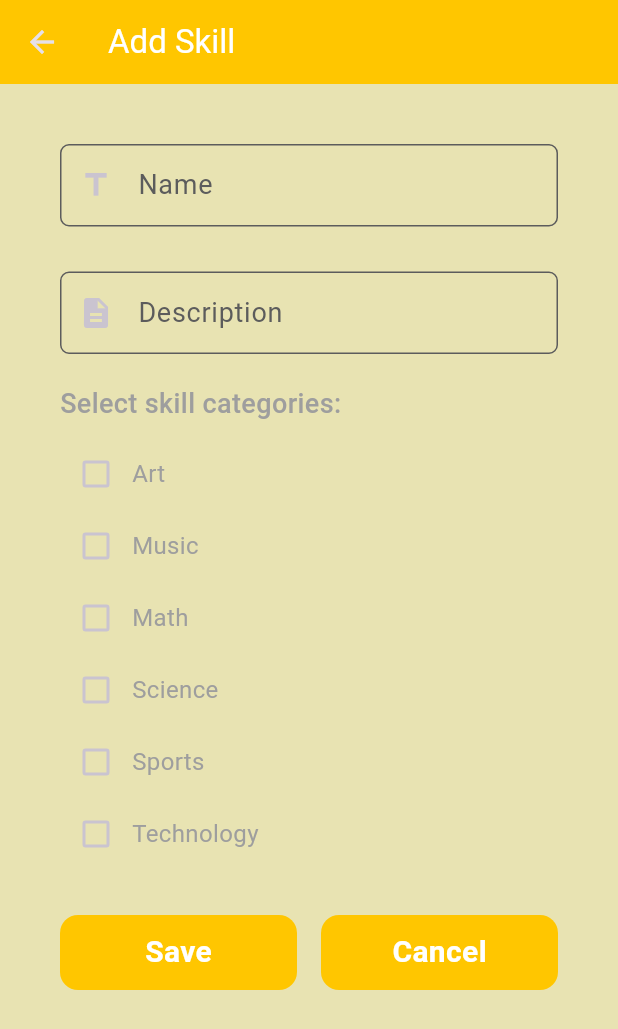
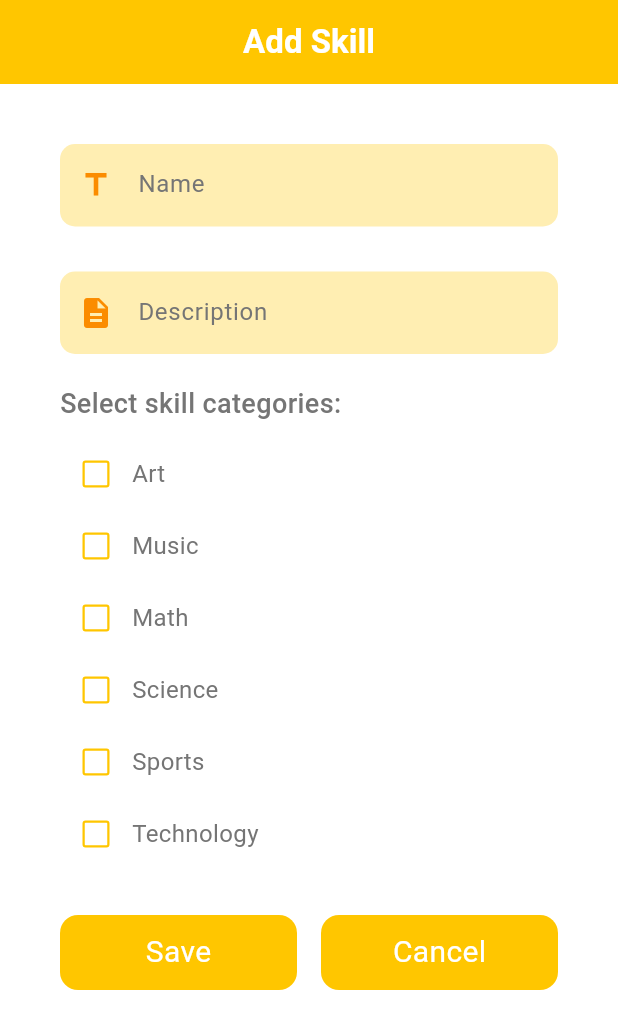
Before and after one commit to RobertAlexBarbu/SkillSwapApp, a Flutter app: the UserDetailsScreen screen opened directly, after a tap on the "add" icon, on a phone screen of 412 x 824 dp. Shown: the top 1029 px of the screen. Run offline on Flutter 3.47's test engine with Material 3 defaults, Android fonts, the phone set to English and light mode, and no system bars; our stand-ins replace cloud_firestore, firebase_auth, firebase_core, firebase_storage, get, image_picker; missing offline and left inert: flutter_image_slider; accounts and stored records are empty; network calls fail.

Commit message:
Ui added some designs

```diff
--- a/flutter-project/skill_swap/lib/main.dart
+++ b/flutter-project/skill_swap/lib/main.dart
@@ -28,7 +28,7 @@ class MyApp extends StatelessWidget {
     return GetMaterialApp(
       title: 'Skill Swap',
       theme: ThemeData.dark().copyWith(
-        scaffoldBackgroundColor: const Color.fromARGB(255, 232, 227, 178)
+        scaffoldBackgroundColor: Colors.white
       ),
       debugShowCheckedModeBanner: false ,
       home: const Login(),
--- a/flutter-project/skill_swap/lib/tabScreens/addNewSkill.dart
+++ b/flutter-project/skill_swap/lib/tabScreens/addNewSkill.dart
@@ -35,10 +35,14 @@ class _AddNewSkillState extends State<AddNewSkill> {
     return Scaffold(
       appBar: AppBar(
         backgroundColor:  Color.fromRGBO(255, 198, 0, 1),
-        title: const Text(
-          "Add Skill",
-          style: TextStyle(
-            color: Colors.white,
+        automaticallyImplyLeading: false,
+        title: Center(
+          child: const Text(
+            "Add Skill",
+            style: TextStyle(
+              color: Colors.white,
+              fontWeight: FontWeight.w600,
+            ),
           ),
         ),
       ),
@@ -52,11 +56,27 @@ class _AddNewSkillState extends State<AddNewSkill> {
               SizedBox(
                 width: MediaQuery.of(context).size.width -36,
                 height: 55,
-                child: CustomTextField(
-                  editingController: skillNameTextEditingController,
-                  lableText: "Name",
-                  iconData: Icons.title,
-                  isObsure: false,
+                child: TextFormField(
+                  controller: skillNameTextEditingController,
+                  textAlignVertical: TextAlignVertical.center,
+                          decoration: InputDecoration(
+                              constraints: const BoxConstraints(
+                                maxWidth: 360,
+                              ),
+                              filled: true,
+                              fillColor: Color.fromRGBO(255, 198, 0, 1).withOpacity(0.3),
+                              prefixIcon:  Icon(Icons.title,
+                                  color: Colors.orange.shade600),
+                              hintText: 'Name',
+                              hintStyle: TextStyle(
+                                  color: Colors.grey.shade600,
+                                  fontWeight: FontWeight.w400),
+                              border: OutlineInputBorder(
+                                  borderRadius: BorderRadius.circular(10),
+                                  borderSide: BorderSide.none,
+                              )),
+
+
                 ),
               ),
 
@@ -65,11 +85,25 @@ class _AddNewSkillState extends State<AddNewSkill> {
               SizedBox(
                 width: MediaQuery.of(context).size.width -36,
                 height: 55,
-                child: CustomTextField(
-                  editingController: skillDescriptionTextEditingController,
-                  lableText: "Description",
-                  iconData: Icons.description,
-                  isObsure: false,
+                child: TextFormField(
+                  controller: skillDescriptionTextEditingController,
+                   textAlignVertical: TextAlignVertical.center,
+                          decoration: InputDecoration(
+                              constraints: const BoxConstraints(
+                                maxWidth: 360,
+                              ),
+                              filled: true,
+                              fillColor: Color.fromRGBO(255, 198, 0, 1).withOpacity(0.3),
+                              prefixIcon:  Icon(Icons.description,
+                                  color: Colors.orange.shade600),
+                              hintText: 'Description',
+                              hintStyle: TextStyle(
+                                  color: Colors.grey.shade600,
+                                  fontWeight: FontWeight.w400),
+                              border: OutlineInputBorder(
+                                  borderRadius: BorderRadius.circular(10),
+                                  borderSide: BorderSide.none)),
+
                 ),
               ),
 
@@ -80,11 +114,11 @@ class _AddNewSkillState extends State<AddNewSkill> {
                 crossAxisAlignment: CrossAxisAlignment.start, // Align everything to the left
                 children:[
                   // Align the header to the left
-                  const Text(
+                   Text(
                     "Select skill categories:",
                     style: TextStyle(
                       fontSize: 18,
-                      color: Colors.grey,
+                      color: Colors.grey.shade600,
                       fontWeight: FontWeight.w500,
                     ),
                   ),
@@ -98,7 +132,11 @@ class _AddNewSkillState extends State<AddNewSkill> {
                         Checkbox(
                           value: selectedCategories[category],
                           activeColor: const Color.fromRGBO(255, 198, 0, 1), // Customize selected color
-                          checkColor: Colors.white, // Checkmark color
+                          checkColor: Colors.white,
+                          side: BorderSide(
+                            color: const Color.fromRGBO(255, 198, 0, 1), // Set the contour color
+                            width: 1.5,        // Set the border width
+                          ),// Checkmark color
                           onChanged: (bool? value) {
                             setState(() {
                               selectedCategories[category] = value ?? false;
@@ -107,8 +145,9 @@ class _AddNewSkillState extends State<AddNewSkill> {
                         ),
                         Text(
                           category,
-                          style: const TextStyle(
-                            color: Colors.grey,
+                          style:  TextStyle(
+                            color: Colors.grey.shade600,
+                            fontWeight: FontWeight.w400,
                             fontSize: 16, // Adjust font size for compact layout
                           ),
                         ),
@@ -178,7 +217,7 @@ class _AddNewSkillState extends State<AddNewSkill> {
                             style: TextStyle(
                               fontSize: 20,
                               color: Colors.white,
-                              fontWeight: FontWeight.bold,
+                              fontWeight: FontWeight.w400,
                             ),
                           ),
                         ),
@@ -207,7 +246,7 @@ class _AddNewSkillState extends State<AddNewSkill> {
                             style: TextStyle(
                               fontSize: 20,
                               color: Colors.white,
-                              fontWeight: FontWeight.bold,
+                              fontWeight: FontWeight.w400,
                             ),
                           ),
                         ),
--- a/flutter-project/skill_swap/lib/tabScreens/user_details_screen.dart
+++ b/flutter-project/skill_swap/lib/tabScreens/user_details_screen.dart
@@ -82,6 +82,7 @@ class _UserDetailsScreenState extends State<UserDetailsScreen> {
           "Profile",
           style: TextStyle(
             color: Colors.white,
+            fontWeight: FontWeight.w600,
           ),
         ),
         centerTitle: true,
@@ -110,11 +111,20 @@ class _UserDetailsScreenState extends State<UserDetailsScreen> {
                 width: MediaQuery.of(context).size.width * 0.4,  // Set the width of the image
                 height: MediaQuery.of(context).size.width * 0.4, // Set the height of the image (same as width to make it round)
                 decoration: BoxDecoration(
-                  shape: BoxShape.circle, // Makes the container a circle
+                  shape: BoxShape.circle,
+                  // Makes the container a circle
                   border: Border.all(
-                    color: Colors.white,  // Border color
+                    color:Colors.grey.shade600,  // Border color
                     width: 2.0,          // Border width
                   ),
+                  /*boxShadow: [
+                      BoxShadow(
+                      color: Colors.grey.shade100,
+                      spreadRadius: 8.0,
+                      blurRadius: 2.0,
+                      offset: Offset(3, 3)
+                    )
+                  ],*/
                 ),
                 child: ClipOval(
                   child: Image.network(
@@ -144,7 +154,7 @@ class _UserDetailsScreenState extends State<UserDetailsScreen> {
                           name!,
                           style: TextStyle(
                             fontSize: 20,
-                            color: Colors.white,
+                            color: Colors.grey.shade600,
                             fontWeight: FontWeight.bold,
                           ),
                         )
@@ -162,7 +172,7 @@ class _UserDetailsScreenState extends State<UserDetailsScreen> {
                             profileHeading!,
                             style: TextStyle(
                               fontSize: 14,
-                              color: Colors.white,
+                              color: Colors.grey.shade600,
                             ),
                             softWrap: true,
                             overflow: TextOverflow.visible,
@@ -175,11 +185,11 @@ class _UserDetailsScreenState extends State<UserDetailsScreen> {
                     Row(
                       mainAxisAlignment: MainAxisAlignment.start,
                       children: [
-                        const Text(
+                         Text(
                         "Contact: ",
                         style: TextStyle(
                           fontSize: 14,
-                          color: Colors.white,
+                          color: Colors.grey.shade600,
                           fontWeight: FontWeight.bold,
                         ),
                       ),
@@ -188,7 +198,7 @@ class _UserDetailsScreenState extends State<UserDetailsScreen> {
                         phoneNo!,
                         style: TextStyle(
                           fontSize: 14,
-                          color: Colors.white,
+                          color: Colors.grey.shade600,
                         ),
                       )
                       ],
@@ -200,11 +210,12 @@ class _UserDetailsScreenState extends State<UserDetailsScreen> {
                     Row(
                       mainAxisAlignment: MainAxisAlignment.start,
                       children: [
-                        const Text(
+                         Text(
                           "Age:  ",
                           style: TextStyle(
                             fontSize: 14,
-                            color: Colors.white,
+                            color: Colors.grey.shade600,
+                            fontWeight: FontWeight.bold,
                           ),
                         ),
 
@@ -212,7 +223,7 @@ class _UserDetailsScreenState extends State<UserDetailsScreen> {
                           age!,
                           style: TextStyle(
                             fontSize: 14,
-                            color: Colors.white,
+                            color: Colors.grey.shade600,
                           ),
                         )
                       ]
@@ -230,23 +241,21 @@ class _UserDetailsScreenState extends State<UserDetailsScreen> {
                   children: [
                     Text(
                       "Skills",
-                      style: const TextStyle(
+                      style:  TextStyle(
                         fontSize: 22,
-                        color: Colors.white,
+                        color: Colors.grey.shade600,
                         fontWeight: FontWeight.bold,
                       ),
                     ),
-                    const SizedBox(height: 10,),
 
-
-                    const SizedBox(height: 16),
+                    const SizedBox(height: 22),
 
                      // List of skills
                     skillsList.isEmpty
-                    ? const Center(
+                    ?  Center(
                         child: Text(
                           "No skills available",
-                          style: TextStyle(color: Colors.white),
+                          style: TextStyle(color: Colors.grey.shade600),
                         ),
                       )
                     : ListView.builder(
@@ -257,19 +266,70 @@ class _UserDetailsScreenState extends State<UserDetailsScreen> {
                           final skill = skillsList[index];
                           final categories = skill["categories"] ?? []; // Retrieve associated categories
                           return Padding(
-                            padding: const EdgeInsets.only(bottom: 10.0),
+                            padding: const EdgeInsets.only(bottom: 20.0),
                             child: Container(
-                            padding: const EdgeInsets.all(8.0),
-                            color: Colors.white.withOpacity(0.2),
-                            child: ListTile(
-                              title: Text(
-                                skill["skillName"] ?? "Skill Name",
-                                style: const TextStyle(
-                                  color: Colors.white,
-                                  fontSize: 20,
-                                  fontWeight: FontWeight.bold
+                              decoration: BoxDecoration(
+                                borderRadius: BorderRadius.circular(12),
+                                color: Color.fromRGBO(255, 198, 0, 1).withOpacity(0.3),
+                              ),
+                              padding: const EdgeInsets.all(6.0),
+                              child: ListTile(
+                              title: Row(
+                                children: [
+                                  Expanded(
+                                    child: Text(
+                                      skill["skillName"] ?? "Skill Name",
+                                      style:  TextStyle(
+                                        color: Colors.grey.shade600,
+                                        fontSize: 18,
+                                        fontWeight: FontWeight.bold
+                                        ),
+                                      overflow: TextOverflow.ellipsis
+                                    ),
                                   ),
+
+                                  //Spacer(flex: 1,),
+
+                                  /*Row(
+                                    children: [
+                                      //edit button
+                                      IconButton(
+                                        icon: const Icon(
+                                          Icons.edit,
+                                          color: Colors.white,
+                                          size: 20,
+                                        ),
+                                        onPressed: (){
+                                          //
+                                        },
+                                      ),
+                                        //delete button
+                                      IconButton(
+                                        icon:const Icon(
+                                          Icons.delete,
+                                          color: Colors.white,
+                                          size: 20,
+                                        ),
+                                        onPressed: (){
+                                          //
+                                        }
+                                      )
+                                    ],
+                                  ),*/
+                                  IconButton(
+                                  icon:  Icon(
+                                    Icons.more_vert, // Three dots icon
+                                    color: Colors.grey.shade600,
+                                  ),
+                                  padding: EdgeInsets.zero,
+                                  onPressed: () {
+                                    // Handle more options logic
+                                  },
+                                ),
+
+                                ],
                               ),
+
                               subtitle: Column(
                                 crossAxisAlignment: CrossAxisAlignment.start,
                                 children: [
@@ -278,8 +338,8 @@ class _UserDetailsScreenState extends State<UserDetailsScreen> {
                                       Expanded(
                                         child: Text(
                                           skill["skillDescription"] ?? "No Description",
-                                          style: const TextStyle(
-                                            color: Colors.white,
+                                          style:  TextStyle(
+                                            color: Colors.grey.shade600,
                                             fontSize: 14
                                             ),
                                           softWrap: true,
@@ -291,10 +351,10 @@ class _UserDetailsScreenState extends State<UserDetailsScreen> {
                                   // Displaying categories
                                   Row(
                                     children: [
-                                      const Text(
+                                       Text(
                                         "Categories: ",
                                         style: TextStyle(
-                                          color: Colors.white,
+                                          color: Colors.grey.shade600,
                                           fontSize: 16,
                                           fontWeight: FontWeight.bold
                                         ),
@@ -303,8 +363,8 @@ class _UserDetailsScreenState extends State<UserDetailsScreen> {
                                         categories.isNotEmpty
                                             ? categories.join(', ') // Join categories with commas
                                             : 'No categories selected',
-                                        style: const TextStyle(
-                                          color: Colors.white,
+                                        style:  TextStyle(
+                                          color: Colors.grey.shade600,
                                           fontSize: 16,
                                         ),
                                       ),
@@ -320,7 +380,7 @@ class _UserDetailsScreenState extends State<UserDetailsScreen> {
 
                     //add new skills
                     Container(
-                      padding: const EdgeInsets.symmetric(vertical: 16), // Add some padding
+                      padding: const EdgeInsets.all(4.0), // Add some padding
                       color: Colors.transparent,
                       width: 200,// Background for the container
                       child: Row(
@@ -331,17 +391,17 @@ class _UserDetailsScreenState extends State<UserDetailsScreen> {
                               onPressed: () {
                                 Get.to(AddNewSkill());
                               },
-                              icon: const Icon(
+                              icon:  Icon(
                                 Icons.add, // Use the "add" icon
-                                color: Colors.white, // Icon color
+                                color: Colors.grey.shade500, // Icon color
                                 size: 30, // Adjust icon size
                               ),
                               splashRadius: 24, // Adjust the tap area radius
                             ),
                           ),
-                          const Text(
+                           Text(
                             "Add new skills",
-                            style: TextStyle(color: Colors.white),
+                            style: TextStyle(color: Colors.grey.shade600),
                           ),
                         ],
                       ),
```
